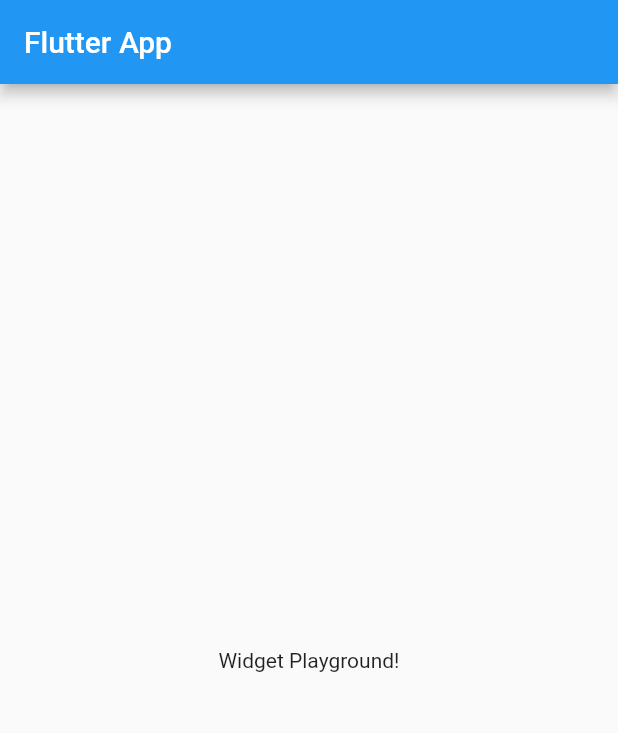
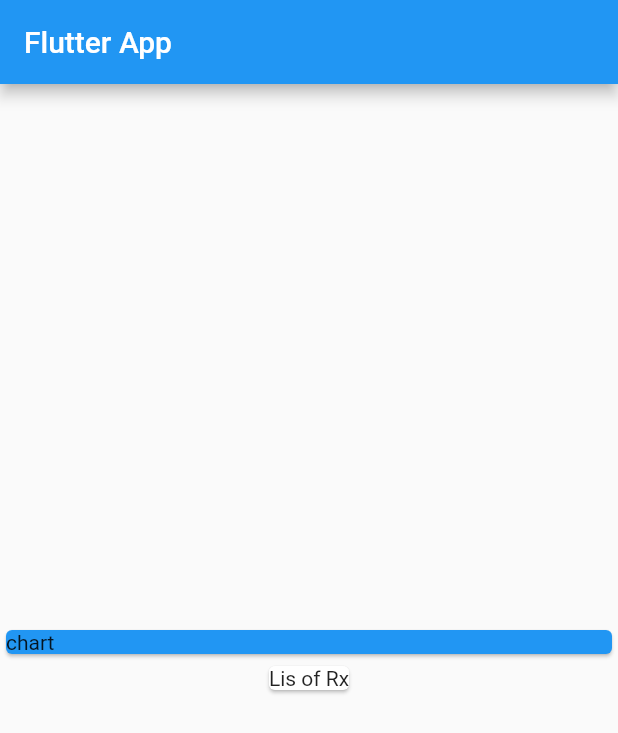
Before and after one commit to terinSeb/Flutter_Expense_Calculator, a Flutter app: the screen it shows after launch, on a phone screen of 412 x 824 dp. Shown: the top 733 px of the screen. Run offline on Flutter 3.47's test engine with Material 2 defaults, Android fonts, the phone set to English and light mode, and no system bars.

Commit message:
Added column and Cards widget

```diff
--- a/lib/main.dart
+++ b/lib/main.dart
@@ -23,9 +23,19 @@ class MyHomePage extends StatelessWidget {
       appBar: AppBar(
         title: const Text('Flutter App'),
       ),
-      body: const Center(
-        child: Text('Widget Playground!'),
-      ),
-    );
+      body: Column(
+        mainAxisAlignment: MainAxisAlignment.center,
+        crossAxisAlignment: CrossAxisAlignment.center,
+        children:  [
+        // ignore: sized_box_for_whitespace
+        Container(
+          width: double.infinity,
+          child: const Card(
+            color: Colors.blue,
+            child: Text('chart'),)
+          ),
+        const Card(child: Text('Lis of Rx'),)
+        ],),
+      );
   }
 }
```
